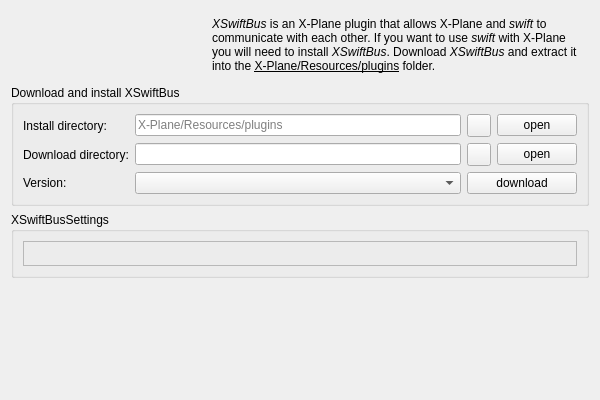
Old version of the form src/blackgui/components/installxswiftbuscomponent.ui in the repository swift-project/pilotclient.
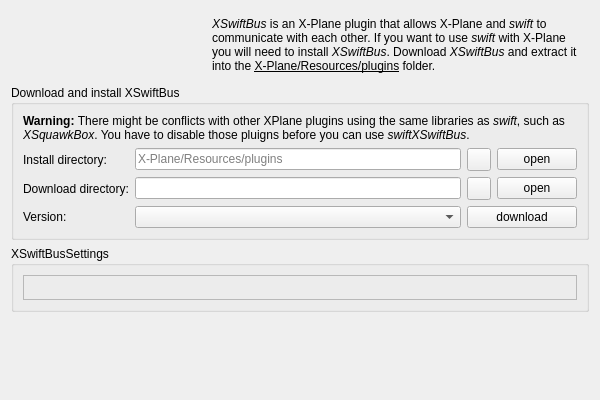
New version of the form. Icons and pictures are not drawn. Custom widgets are drawn as their Qt base class.

Commit message: Ref T131, added a warning messages about conflicts using XSwiftBus

Patch:
```diff
--- a/src/blackgui/components/installxswiftbuscomponent.ui
+++ b/src/blackgui/components/installxswiftbuscomponent.ui
@@ -67,14 +67,17 @@
       <string>Download and install XSwiftBus</string>
      </property>
      <layout class="QGridLayout" name="gridLayout">
-      <item row="0" column="0">
+      <item row="1" column="0">
        <widget class="QLabel" name="lbl_XSwiftBusPluginDir">
         <property name="text">
          <string>Install directory:</string>
         </property>
        </widget>
       </item>
-      <item row="0" column="1">
+      <item row="3" column="1">
+       <widget class="QComboBox" name="cb_DownloadFile"/>
+      </item>
+      <item row="1" column="1">
        <widget class="QLineEdit" name="le_XSwiftBusPluginDir">
         <property name="placeholderText">
          <string>X-Plane/Resources/plugins</string>
@@ -82,40 +85,37 @@
        </widget>
       </item>
       <item row="2" column="1">
-       <widget class="QComboBox" name="cb_DownloadFile"/>
+       <widget class="QLineEdit" name="le_DownloadDir"/>
       </item>
-      <item row="2" column="0">
+      <item row="3" column="0">
        <widget class="QLabel" name="lbl_Version">
         <property name="text">
          <string>Version:</string>
         </property>
        </widget>
       </item>
-      <item row="1" column="1">
-       <widget class="QLineEdit" name="le_DownloadDir"/>
+      <item row="1" column="3">
+       <widget class="QPushButton" name="pb_OpenInstallDir">
+        <property name="text">
+         <string>open</string>
+        </property>
+       </widget>
       </item>
-      <item row="1" column="0">
+      <item row="2" column="0">
        <widget class="QLabel" name="lbl_DownloadDirectory">
         <property name="text">
          <string>Download directory:</string>
         </property>
        </widget>
       </item>
-      <item row="0" column="3">
-       <widget class="QPushButton" name="pb_OpenInstallDir">
-        <property name="text">
-         <string>open</string>
-        </property>
-       </widget>
-      </item>
-      <item row="1" column="3">
+      <item row="2" column="3">
        <widget class="QPushButton" name="pb_OpenDownloadDir">
         <property name="text">
          <string>open</string>
         </property>
        </widget>
       </item>
-      <item row="2" column="2" colspan="2">
+      <item row="3" column="2" colspan="2">
        <widget class="QPushButton" name="pb_Download">
         <property name="toolTip">
          <string>download and install</string>
@@ -126,20 +126,6 @@
        </widget>
       </item>
       <item row="1" column="2">
-       <widget class="QToolButton" name="tb_DialogDownloadDir">
-        <property name="toolTip">
-         <string>change directory</string>
-        </property>
-        <property name="statusTip">
-         <string>change directory</string>
-        </property>
-        <property name="icon">
-         <iconset resource="../../blackmisc/blackmisc.qrc">
-          <normaloff>:/diagona/icons/diagona/icons/folder--pencil.png</normaloff>:/diagona/icons/diagona/icons/folder--pencil.png</iconset>
-        </property>
-       </widget>
-      </item>
-      <item row="0" column="2">
        <widget class="QToolButton" name="tb_DialogInstallDir">
         <property name="toolTip">
          <string>change directory</string>
@@ -153,6 +139,30 @@
         </property>
        </widget>
       </item>
+      <item row="2" column="2">
+       <widget class="QToolButton" name="tb_DialogDownloadDir">
+        <property name="toolTip">
+         <string>change directory</string>
+        </property>
+        <property name="statusTip">
+         <string>change directory</string>
+        </property>
+        <property name="icon">
+         <iconset resource="../../blackmisc/blackmisc.qrc">
+          <normaloff>:/diagona/icons/diagona/icons/folder--pencil.png</normaloff>:/diagona/icons/diagona/icons/folder--pencil.png</iconset>
+        </property>
+       </widget>
+      </item>
+      <item row="0" column="0" colspan="4">
+       <widget class="QLabel" name="lbl_Warning">
+        <property name="text">
+         <string>&lt;html&gt;&lt;head/&gt;&lt;body&gt;&lt;p&gt;&lt;span style=&quot; font-weight:600;&quot;&gt;Warning: &lt;/span&gt;There might be conflicts with other XPlane plugins using the same libraries as &lt;span style=&quot; font-style:italic;&quot;&gt;swift&lt;/span&gt;, such as &lt;span style=&quot; font-style:italic;&quot;&gt;XSquawkBox&lt;/span&gt;. You have to disable those pluigns before you can use &lt;span style=&quot; font-style:italic;&quot;&gt;swift&lt;/span&gt;&lt;span style=&quot; font-style:italic;&quot;&gt;XSwiftBus&lt;/span&gt;.&lt;/p&gt;&lt;/body&gt;&lt;/html&gt;</string>
+        </property>
+        <property name="wordWrap">
+         <bool>true</bool>
+        </property>
+       </widget>
+      </item>
      </layout>
     </widget>
    </item>
```
